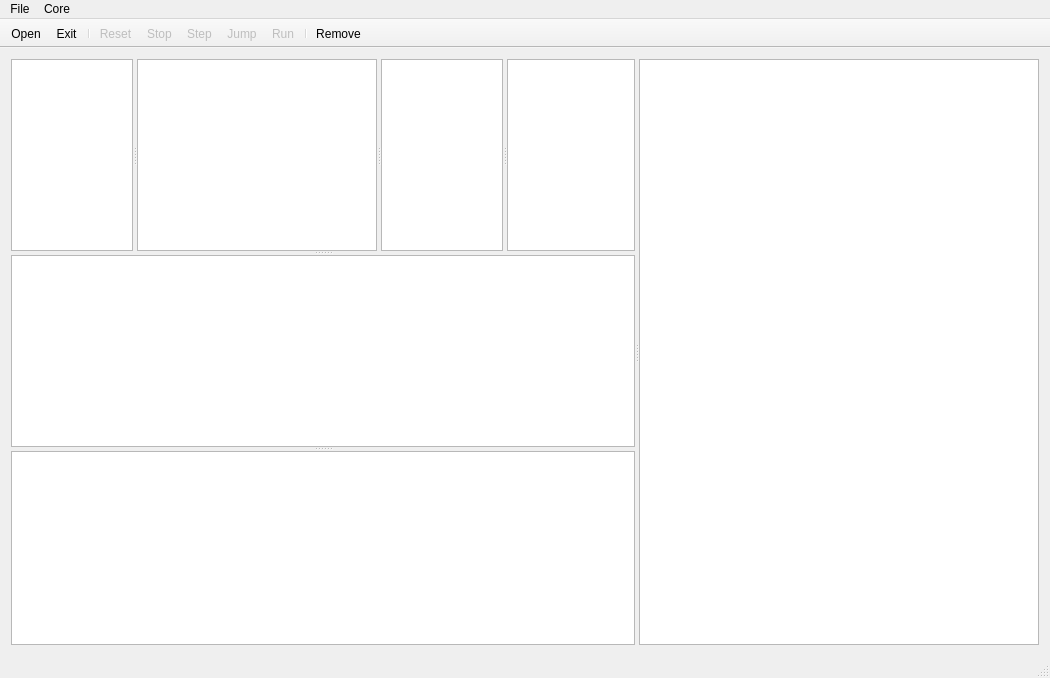
The window that pBlazSIM/mainwindow.ui (nrclark/pblazasm) describes before a commit, drawn with Qt 5.
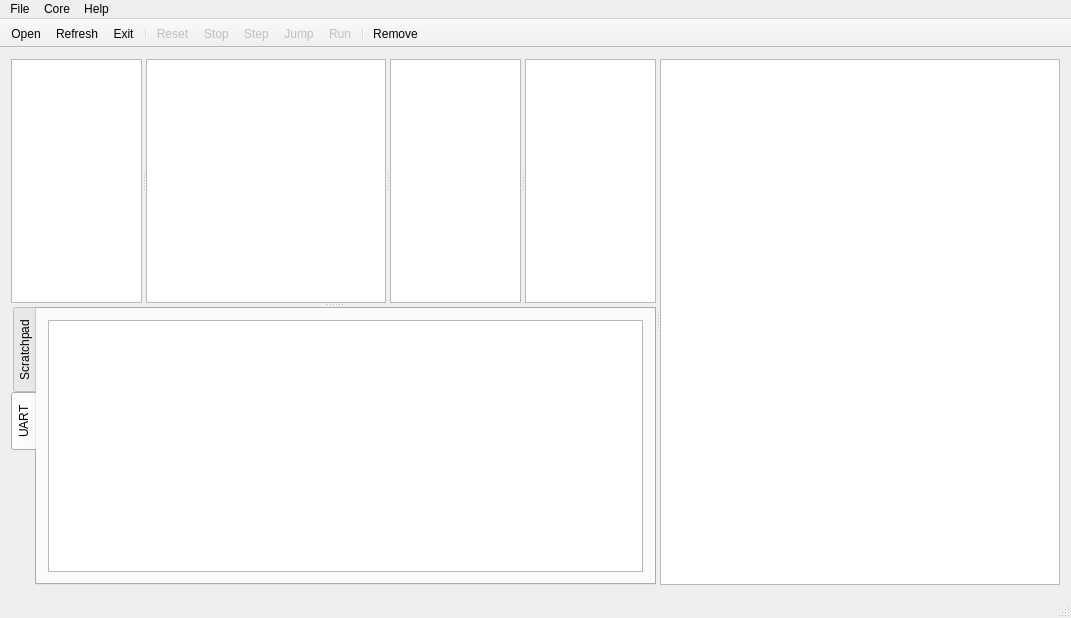
The same window after the commit. The open tabs and pages were chosen to show the change. Icons and pictures are not drawn.

The edit to the form file:
```diff
--- a/pBlazSIM/mainwindow.ui
+++ b/pBlazSIM/mainwindow.ui
@@ -6,8 +6,8 @@
    <rect>
     <x>0</x>
     <y>0</y>
-    <width>1047</width>
-    <height>678</height>
+    <width>1071</width>
+    <height>618</height>
    </rect>
   </property>
   <property name="windowTitle">
@@ -17,6 +17,9 @@
    <iconset resource="resources.qrc">
     <normaloff>:/icons/bug_red.ico</normaloff>:/icons/bug_red.ico</iconset>
   </property>
+  <property name="toolButtonStyle">
+   <enum>Qt::ToolButtonIconOnly</enum>
+  </property>
   <widget class="QWidget" name="centralWidget">
    <property name="enabled">
     <bool>true</bool>
@@ -27,12 +30,23 @@
      <verstretch>0</verstretch>
     </sizepolicy>
    </property>
+   <property name="font">
+    <font>
+     <family>Tahoma</family>
+    </font>
+   </property>
    <property name="autoFillBackground">
     <bool>false</bool>
    </property>
    <layout class="QHBoxLayout" name="horizontalLayout">
     <item>
      <widget class="QSplitter" name="splitter_3">
+      <property name="sizePolicy">
+       <sizepolicy hsizetype="Expanding" vsizetype="Preferred">
+        <horstretch>0</horstretch>
+        <verstretch>0</verstretch>
+       </sizepolicy>
+      </property>
       <property name="maximumSize">
        <size>
         <width>16777215</width>
@@ -42,6 +56,9 @@
       <property name="orientation">
        <enum>Qt::Horizontal</enum>
       </property>
+      <property name="handleWidth">
+       <number>4</number>
+      </property>
       <widget class="QSplitter" name="splitter">
        <property name="maximumSize">
         <size>
@@ -53,6 +70,12 @@
         <enum>Qt::Vertical</enum>
        </property>
        <widget class="QSplitter" name="splitter_2">
+        <property name="sizePolicy">
+         <sizepolicy hsizetype="Preferred" vsizetype="Expanding">
+          <horstretch>0</horstretch>
+          <verstretch>0</verstretch>
+         </sizepolicy>
+        </property>
         <property name="maximumSize">
          <size>
           <width>16777215</width>
@@ -62,14 +85,20 @@
         <property name="orientation">
          <enum>Qt::Vertical</enum>
         </property>
+        <property name="handleWidth">
+         <number>4</number>
+        </property>
         <widget class="QSplitter" name="splitter_4">
          <property name="orientation">
           <enum>Qt::Horizontal</enum>
          </property>
+         <property name="handleWidth">
+          <number>4</number>
+         </property>
          <widget class="QTableView" name="tvRegisters">
           <property name="minimumSize">
            <size>
-            <width>120</width>
+            <width>100</width>
             <height>0</height>
            </size>
           </property>
@@ -79,6 +108,11 @@
             <height>16777215</height>
            </size>
           </property>
+          <property name="font">
+           <font>
+            <family>Consolas</family>
+           </font>
+          </property>
           <property name="editTriggers">
            <set>QAbstractItemView::NoEditTriggers</set>
           </property>
@@ -108,6 +142,11 @@
             <height>0</height>
            </size>
           </property>
+          <property name="font">
+           <font>
+            <family>Consolas</family>
+           </font>
+          </property>
           <property name="editTriggers">
            <set>QAbstractItemView::NoEditTriggers</set>
           </property>
@@ -134,6 +173,17 @@
           </attribute>
          </widget>
          <widget class="QTableView" name="tvState">
+          <property name="minimumSize">
+           <size>
+            <width>100</width>
+            <height>0</height>
+           </size>
+          </property>
+          <property name="font">
+           <font>
+            <family>Consolas</family>
+           </font>
+          </property>
           <property name="gridStyle">
            <enum>Qt::DotLine</enum>
           </property>
@@ -175,13 +225,55 @@
            <bool>false</bool>
           </property>
           <attribute name="verticalHeaderVisible">
-           <bool>true</bool>
+           <bool>false</bool>
           </attribute>
           <attribute name="verticalHeaderMinimumSectionSize">
            <number>16</number>
           </attribute>
          </widget>
         </widget>
+        <widget class="QTabWidget" name="tabWidget">
+         <property name="minimumSize">
+          <size>
+           <width>360</width>
+           <height>240</height>
+          </size>
+         </property>
+         <property name="font">
+          <font>
+           <kerning>true</kerning>
+          </font>
+         </property>
+         <property name="toolTip">
+          <string/>
+         </property>
+         <property name="tabPosition">
+          <enum>QTabWidget::West</enum>
+         </property>
+         <property name="tabShape">
+          <enum>QTabWidget::Rounded</enum>
+         </property>
+         <property name="currentIndex">
+          <number>0</number>
+         </property>
+         <property name="elideMode">
+          <enum>Qt::ElideNone</enum>
+         </property>
+         <property name="usesScrollButtons">
+          <bool>true</bool>
+         </property>
+         <property name="documentMode">
+          <bool>false</bool>
+         </property>
+         <property name="movable">
+          <bool>false</bool>
+         </property>
+         <widget class="QWidget" name="tab_2">
+          <attribute name="title">
+           <string>Scratchpad</string>
+          </attribute>
+          <layout class="QHBoxLayout" name="horizontalLayout_2">
+           <item>
         <widget class="QTableView" name="tvScratchpad">
          <property name="maximumSize">
           <size>
@@ -225,7 +317,15 @@
           <number>16</number>
          </attribute>
         </widget>
-       </widget>
+           </item>
+          </layout>
+         </widget>
+         <widget class="QWidget" name="tab">
+          <attribute name="title">
+           <string>UART</string>
+          </attribute>
+          <layout class="QHBoxLayout" name="horizontalLayout_3">
+           <item>
        <widget class="QPlainTextEdit" name="teTerminal">
         <property name="sizePolicy">
          <sizepolicy hsizetype="Expanding" vsizetype="Expanding">
@@ -235,7 +335,7 @@
         </property>
         <property name="minimumSize">
          <size>
-          <width>624</width>
+               <width>0</width>
           <height>0</height>
          </size>
         </property>
@@ -288,13 +388,18 @@
          <bool>false</bool>
         </property>
        </widget>
+           </item>
+          </layout>
+         </widget>
+        </widget>
+       </widget>
       </widget>
       <widget class="QTreeView" name="tvCode">
        <property name="enabled">
         <bool>true</bool>
        </property>
        <property name="sizePolicy">
-        <sizepolicy hsizetype="Preferred" vsizetype="Expanding">
+        <sizepolicy hsizetype="Expanding" vsizetype="Expanding">
          <horstretch>0</horstretch>
          <verstretch>0</verstretch>
         </sizepolicy>
@@ -362,7 +467,7 @@
     <rect>
      <x>0</x>
      <y>0</y>
-     <width>1047</width>
+     <width>1071</width>
      <height>21</height>
     </rect>
    </property>
@@ -383,9 +488,18 @@
     <addaction name="actionJump"/>
     <addaction name="actionStep"/>
     <addaction name="actionRun"/>
+    <addaction name="separator"/>
+    <addaction name="actionRemove"/>
+   </widget>
+   <widget class="QMenu" name="menuHelp">
+    <property name="title">
+     <string>Help</string>
+    </property>
+    <addaction name="actionAbout"/>
    </widget>
    <addaction name="menuFile"/>
    <addaction name="menuCore"/>
+   <addaction name="menuHelp"/>
   </widget>
   <widget class="QToolBar" name="mainToolBar">
    <property name="locale">
@@ -416,6 +530,7 @@
     <bool>false</bool>
    </attribute>
    <addaction name="action_Open"/>
+   <addaction name="actionRefresh"/>
    <addaction name="actionExit"/>
    <addaction name="separator"/>
    <addaction name="actionReset"/>
@@ -559,6 +674,28 @@
     <string>Ctrl+Shift+R</string>
    </property>
   </action>
+  <action name="actionRefresh">
+   <property name="icon">
+    <iconset resource="resources.qrc">
+     <normaloff>:/images/refresh.png</normaloff>:/images/refresh.png</iconset>
+   </property>
+   <property name="text">
+    <string>Refresh</string>
+   </property>
+   <property name="toolTip">
+    <string>Reload .lst file</string>
+   </property>
+  </action>
+  <action name="action_About">
+   <property name="text">
+    <string>&amp;About</string>
+   </property>
+  </action>
+  <action name="actionAbout">
+   <property name="text">
+    <string>About</string>
+   </property>
+  </action>
  </widget>
  <layoutdefault spacing="6" margin="11"/>
  <resources>
```
Left out of the diff: 1 changed line with no effect on the pictures. Lines whose indentation alone changed are shown as unchanged.
